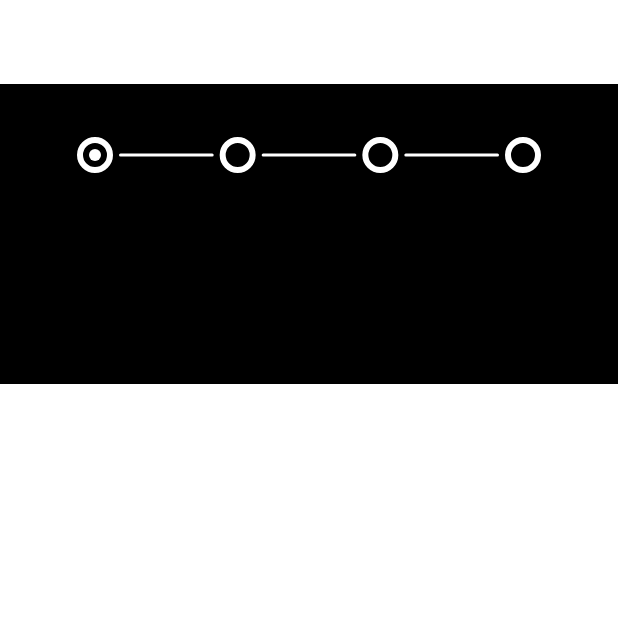
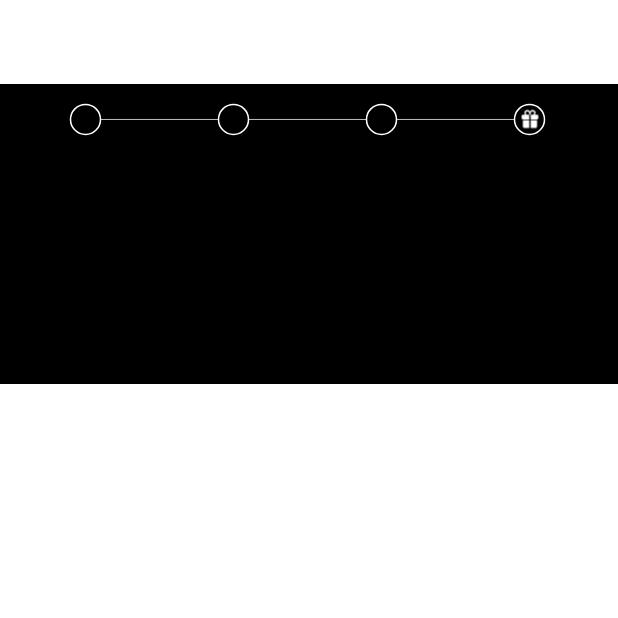
Before and after one commit to bakikocak/customstepper, an Android app: the screen it shows after launch (MainActivity), on a phone screen of 412 x 824 dp, the top half of it. Run offline under Robolectric (Android 15) with nearby library versions, the phone set to English and light mode, and no system bars.

Commit message:
gift icon

```diff
--- a/app/src/main/res/layout/activity_main.xml
+++ b/app/src/main/res/layout/activity_main.xml
@@ -19,9 +19,18 @@
         android:id="@+id/stepper_indicator"
         android:layout_width="match_parent"
         android:layout_height="wrap_content"
-        android:layout_marginLeft="16dp"
-        android:layout_marginRight="16dp"
-        android:layout_marginTop="32dp"
+        android:layout_marginStart="8dp"
+        android:layout_marginTop="10dp"
+        android:layout_marginEnd="10dp"
+        android:layout_marginBottom="10dp"
+        app:stpi_circleStrokeWidth="1dp"
+        app:stpi_doneIconDrawable="@drawable/ic_done_black_18dp"
+        app:stpi_indicatorColor="#ffffff"
+        app:stpi_indicatorRadius="0dp"
+        app:stpi_lineDoneColor="#ffffff"
+        app:stpi_lineMargin="0dp"
+        app:stpi_lineStrokeWidth="0.5dp"
+        app:stpi_showDoneIcon="true"
         app:stpi_labels="@array/stepLabels"/>
 
 </RelativeLayout>
--- a/customstepper/src/main/java/com/bakikocak/customstepper/StepperIndicator.java
+++ b/customstepper/src/main/java/com/bakikocak/customstepper/StepperIndicator.java
@@ -2,12 +2,16 @@ package com.bakikocak.customstepper;
 
 
 import com.bakikocak.customstepper.R;
+
 import android.animation.AnimatorSet;
 import android.animation.ObjectAnimator;
+import android.annotation.SuppressLint;
 import android.annotation.TargetApi;
 import android.content.Context;
 import android.content.res.Resources;
 import android.content.res.TypedArray;
+import android.graphics.Bitmap;
+import android.graphics.BitmapFactory;
 import android.graphics.Canvas;
 import android.graphics.Color;
 import android.graphics.DashPathEffect;
@@ -16,6 +20,7 @@ import android.graphics.Path;
 import android.graphics.PathEffect;
 import android.graphics.Rect;
 import android.graphics.RectF;
+import android.graphics.drawable.BitmapDrawable;
 import android.graphics.drawable.Drawable;
 import android.os.Build;
 import android.os.Parcel;
@@ -350,6 +355,8 @@ public class StepperIndicator extends View implements ViewPager.OnPageChangeList
 
     private ViewPager pager;
     private Drawable doneIcon;
+    private Bitmap lastItemIcon;
+    private Drawable lastItemDrawable;
     private boolean showDoneIcon;
 
     // If viewpager is attached, viewpager's page titles are used when {@code showLabels} equals true
@@ -396,6 +403,7 @@ public class StepperIndicator extends View implements ViewPager.OnPageChangeList
             return super.onSingleTapConfirmed(e);
         }
     };
+
 
     public StepperIndicator(Context context) {
         this(context, null);
@@ -450,6 +458,7 @@ public class StepperIndicator extends View implements ViewPager.OnPageChangeList
         return new DashPathEffect(new float[]{pathLength, pathLength}, Math.max(phase * pathLength, offset));
     }
 
+    @SuppressLint("UseCompatLoadingForDrawables")
     private void init(Context context, AttributeSet attrs, int defStyleAttr) {
         final Resources resources = getResources();
 
@@ -617,6 +626,7 @@ public class StepperIndicator extends View implements ViewPager.OnPageChangeList
         animDuration = typedArray.getInteger(R.styleable.StepperIndicator_stpi_animDuration, DEFAULT_ANIMATION_DURATION);
         showDoneIcon = typedArray.getBoolean(R.styleable.StepperIndicator_stpi_showDoneIcon, true);
         doneIcon = typedArray.getDrawable(R.styleable.StepperIndicator_stpi_doneIconDrawable);
+        //lastItemIcon = typedArray.getDrawable(R.styleable.StepperIndicator_stpi_lastIconDrawable);
 
         // Labels Configuration
         labelPaint = new TextPaint(Paint.ANTI_ALIAS_FLAG);
@@ -655,6 +665,12 @@ public class StepperIndicator extends View implements ViewPager.OnPageChangeList
             int size = getContext().getResources().getDimensionPixelSize(R.dimen.stpi_done_icon_size);
             doneIcon.setBounds(0, 0, size, size);
         }
+
+        lastItemDrawable = getResources().getDrawable(R.drawable.ic_gift);
+        lastItemIcon = drawableToBitmap(lastItemDrawable);
+
+
+        //lastItemIcon = ContextCompat.getDrawable(context, R.drawable.ic_gift);
 
         // Display at least 1 cleared step for preview in XML editor
         if (isInEditMode()) {
@@ -856,6 +872,8 @@ public class StepperIndicator extends View implements ViewPager.OnPageChangeList
             // We draw the "done" check if previous step, or if we are going back (if going back, animated value will reduce radius to 0)
             boolean drawCheck = i < currentStep || (drawFromNext && i == currentStep);
 
+            boolean isLatItem = i == indicators.length - 1;
+
             // Draw back circle
             canvas.drawCircle(indicator, centerY, circleRadius, getStepCirclePaint(i));
 
@@ -901,15 +919,21 @@ public class StepperIndicator extends View implements ViewPager.OnPageChangeList
                 // If current step, or coming back from next step and still animating
                 if ((i == currentStep && !drawFromNext) || (i == previousStep && drawFromNext && inAnimation)) {
                     // Draw animated indicator
-                    canvas.drawCircle(indicator, centerY, animIndicatorRadius, getStepIndicatorPaint(i));
-                }
+                    //canvas.drawCircle(indicator, centerY, animIndicatorRadius, getStepIndicatorPaint(i));
+                }
+            }
+
+            if (isLatItem) {
+
+                canvas.drawBitmap(lastItemIcon,  indicator - (lastItemDrawable.getIntrinsicWidth() / 2), centerY - (lastItemDrawable.getIntrinsicHeight() / 2), getStepIndicatorPaint(i));
             }
 
             // Draw check mark
             if (drawCheck) {
                 float radius = checkRadius;
                 // Use animated radius value?
-                if ((i == previousStep && drawToNext) || (i == currentStep && drawFromNext)) radius = animCheckRadius;
+                if ((i == previousStep && drawToNext) || (i == currentStep && drawFromNext))
+                    radius = animCheckRadius;
                 canvas.drawCircle(indicator, centerY, radius, getStepIndicatorPaint(i));
 
                 // Draw check bitmap
@@ -1485,4 +1509,18 @@ public class StepperIndicator extends View implements ViewPager.OnPageChangeList
             dest.writeInt(mCurrentStep);
         }
     }
-}
+
+    public static Bitmap drawableToBitmap (Drawable drawable) {
+
+        if (drawable instanceof BitmapDrawable) {
+            return ((BitmapDrawable)drawable).getBitmap();
+        }
+
+        Bitmap bitmap = Bitmap.createBitmap(drawable.getIntrinsicWidth(), drawable.getIntrinsicHeight(), Bitmap.Config.ARGB_8888);
+        Canvas canvas = new Canvas(bitmap);
+        drawable.setBounds(0, 0, canvas.getWidth(), canvas.getHeight());
+        drawable.draw(canvas);
+
+        return bitmap;
+    }
+}
--- /dev/null
+++ b/customstepper/src/main/res/drawable/ic_gift.xml
@@ -0,0 +1,12 @@
+<vector xmlns:android="http://schemas.android.com/apk/res/android"
+    android:width="11dp"
+    android:height="13dp"
+    android:viewportWidth="11"
+    android:viewportHeight="13">
+  <path
+      android:pathData="M0.889,10.66C0.889,11.596 1.441,12.092 2.377,12.092L5.026,12.092L5.026,7.03L0.889,7.03L0.889,10.66ZM5.951,12.092L8.6,12.092C9.536,12.092 10.089,11.596 10.089,10.66L10.089,7.03L5.951,7.03L5.951,12.092ZM0.088,5.598C0.088,6.196 0.426,6.432 1.035,6.432L5.026,6.432L5.026,3.388L4.158,3.388C3.268,3.388 2.749,2.847 2.749,2.216C2.749,1.607 3.2,1.235 3.82,1.235C4.497,1.235 5.026,1.742 5.026,2.588L5.026,3.388L5.951,3.388L5.951,2.588C5.951,1.742 6.481,1.235 7.169,1.235C7.789,1.235 8.228,1.607 8.228,2.216C8.228,2.847 7.71,3.388 6.819,3.388L5.951,3.388L5.951,6.432L9.953,6.432C10.562,6.432 10.889,6.196 10.889,5.598L10.889,4.234C10.889,3.636 10.562,3.388 9.953,3.388L8.634,3.388C8.973,3.095 9.153,2.655 9.153,2.171C9.153,1.077 8.296,0.299 7.225,0.299C6.436,0.299 5.782,0.727 5.489,1.505C5.196,0.727 4.553,0.299 3.764,0.299C2.681,0.299 1.824,1.077 1.824,2.171C1.824,2.655 2.016,3.095 2.343,3.388L1.035,3.388C0.449,3.388 0.088,3.636 0.088,4.234L0.088,5.598Z"
+      android:strokeWidth="1"
+      android:fillColor="#FFFFFF"
+      android:fillType="nonZero"
+      android:strokeColor="#00000000"/>
+</vector>
--- a/customstepper/src/main/res/values/attrs.xml
+++ b/customstepper/src/main/res/values/attrs.xml
@@ -19,6 +19,7 @@
         <attr name="stpi_showDoneIcon" format="boolean"/>
         <attr name="stpi_showStepNumberInstead" format="boolean"/>
         <attr name="stpi_doneIconDrawable" format="reference"/>
+        <attr name="stpi_lastIconDrawable" format="reference"/>
 
         <attr name="stpi_useBottomIndicator" format="boolean"/>
         <attr name="stpi_useBottomIndicatorWithStepColors" format="boolean"/>
```
Lines whose indentation alone changed are shown as unchanged.
